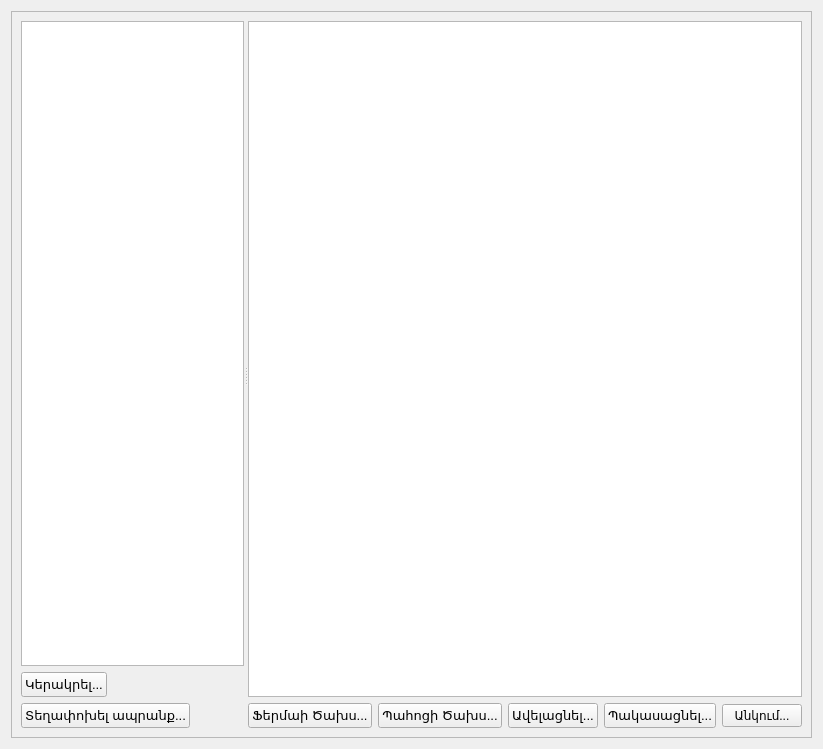
ADCompany/AD-Farm, file src/storages.ui: the form before one commit.
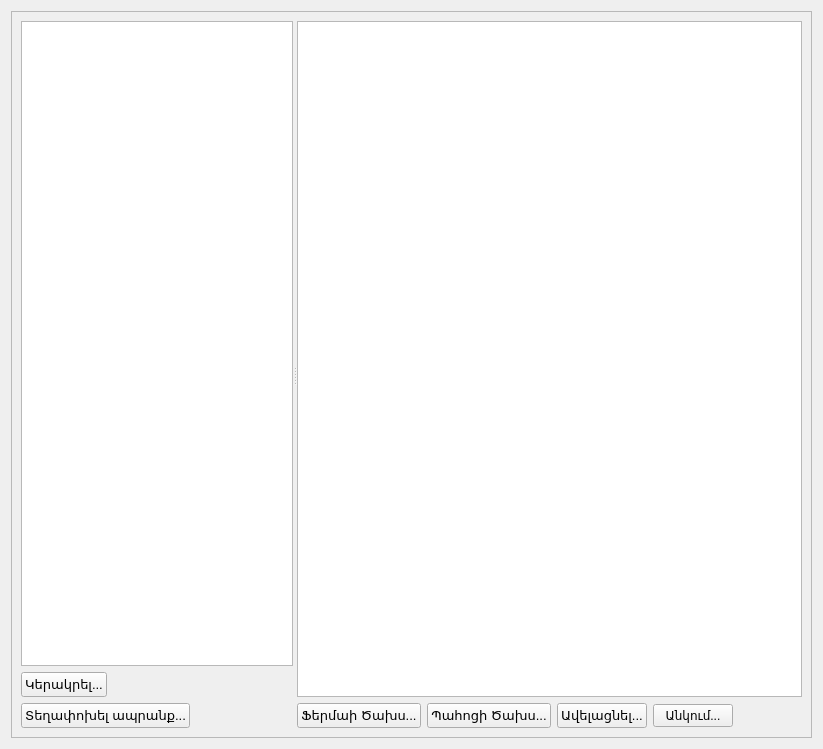
The form after the commit. Icons and pictures are not drawn.

Commit message: Remove SubtractStorageItem: (Full Change)

```diff
--- a/src/storages.ui
+++ b/src/storages.ui
@@ -164,22 +164,6 @@
                </property>
               </widget>
              </item>
-             <item>
-              <widget class="QPushButton" name="btnSubItem">
-               <property name="font">
-                <font>
-                 <pointsize>10</pointsize>
-                </font>
-               </property>
-               <property name="text">
-                <string>Պակասացնել...</string>
-               </property>
-               <property name="icon">
-                <iconset resource="farmmanager.qrc">
-                 <normaloff>:/FarmManager/Resources/subtract.png</normaloff>:/FarmManager/Resources/subtract.png</iconset>
-               </property>
-              </widget>
-             </item>
              <item>
               <widget class="QPushButton" name="btnDecline">
                <property name="text">
```
The commit also changes 8 other files.
